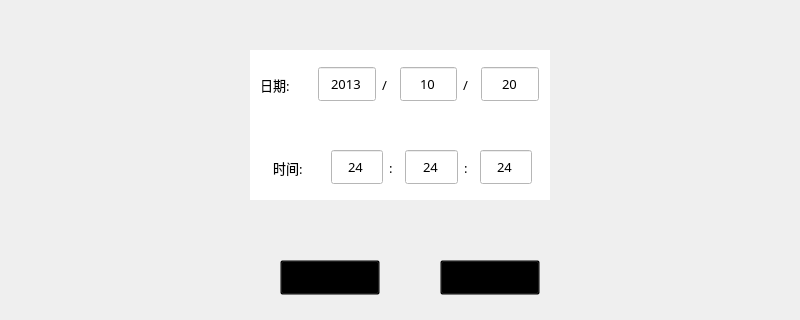
Above: clocksetface.ui from ives560/InverterController before the change. Below: the same form after it.
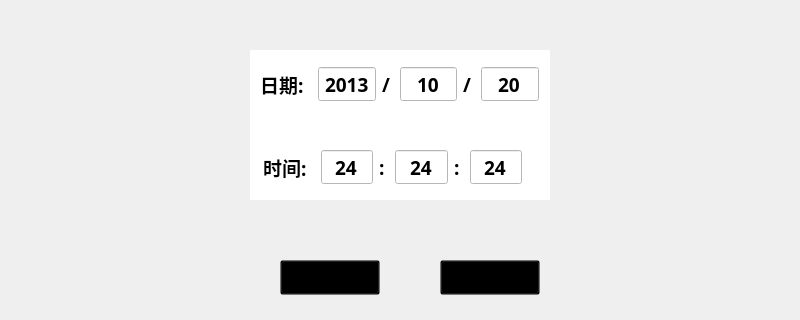
That is the form after the change.

Diff of the .ui file:
```diff
--- a/clocksetface.ui
+++ b/clocksetface.ui
@@ -13,7 +13,9 @@
   <property name="font">
    <font>
     <family>AR PL UKai CN</family>
-    <pointsize>16</pointsize>
+    <pointsize>14</pointsize>
+    <weight>75</weight>
+    <bold>true</bold>
    </font>
   </property>
   <property name="windowTitle">
@@ -31,7 +33,9 @@
    <property name="font">
     <font>
      <family>AR PL UKai CN</family>
-     <pointsize>10</pointsize>
+     <pointsize>14</pointsize>
+     <weight>75</weight>
+     <bold>true</bold>
     </font>
    </property>
    <property name="styleSheet">
@@ -40,7 +44,7 @@
    <widget class="QLineEdit" name="ldt_s">
     <property name="geometry">
      <rect>
-      <x>230</x>
+      <x>220</x>
       <y>100</y>
       <width>52</width>
       <height>34</height>
@@ -49,7 +53,9 @@
     <property name="font">
      <font>
       <family>AR PL UKai CN</family>
-      <pointsize>10</pointsize>
+      <pointsize>14</pointsize>
+      <weight>75</weight>
+      <bold>true</bold>
      </font>
     </property>
     <property name="text">
@@ -65,7 +71,7 @@
    <widget class="QLineEdit" name="ldt_tm">
     <property name="geometry">
      <rect>
-      <x>155</x>
+      <x>145</x>
       <y>100</y>
       <width>53</width>
       <height>34</height>
@@ -74,7 +80,9 @@
     <property name="font">
      <font>
       <family>AR PL UKai CN</family>
-      <pointsize>10</pointsize>
+      <pointsize>14</pointsize>
+      <weight>75</weight>
+      <bold>true</bold>
      </font>
     </property>
     <property name="text">
@@ -90,7 +98,7 @@
    <widget class="QLineEdit" name="ldt_h">
     <property name="geometry">
      <rect>
-      <x>81</x>
+      <x>71</x>
       <y>100</y>
       <width>52</width>
       <height>34</height>
@@ -99,7 +107,9 @@
     <property name="font">
      <font>
       <family>AR PL UKai CN</family>
-      <pointsize>10</pointsize>
+      <pointsize>14</pointsize>
+      <weight>75</weight>
+      <bold>true</bold>
      </font>
     </property>
     <property name="text">
@@ -115,7 +125,7 @@
    <widget class="QLabel" name="label_3">
     <property name="geometry">
      <rect>
-      <x>214</x>
+      <x>204</x>
       <y>93</y>
       <width>10</width>
       <height>49</height>
@@ -124,7 +134,9 @@
     <property name="font">
      <font>
       <family>AR PL UKai CN</family>
-      <pointsize>10</pointsize>
+      <pointsize>14</pointsize>
+      <weight>75</weight>
+      <bold>true</bold>
      </font>
     </property>
     <property name="text">
@@ -134,7 +146,7 @@
    <widget class="QLabel" name="label_2">
     <property name="geometry">
      <rect>
-      <x>139</x>
+      <x>129</x>
       <y>93</y>
       <width>10</width>
       <height>49</height>
@@ -143,7 +155,9 @@
     <property name="font">
      <font>
       <family>AR PL UKai CN</family>
-      <pointsize>10</pointsize>
+      <pointsize>14</pointsize>
+      <weight>75</weight>
+      <bold>true</bold>
      </font>
     </property>
     <property name="text">
@@ -153,7 +167,7 @@
    <widget class="QLabel" name="label">
     <property name="geometry">
      <rect>
-      <x>23</x>
+      <x>13</x>
       <y>93</y>
       <width>52</width>
       <height>49</height>
@@ -162,7 +176,9 @@
     <property name="font">
      <font>
       <family>AR PL UKai CN</family>
-      <pointsize>10</pointsize>
+      <pointsize>14</pointsize>
+      <weight>75</weight>
+      <bold>true</bold>
      </font>
     </property>
     <property name="styleSheet">
@@ -184,7 +200,9 @@
     <property name="font">
      <font>
       <family>AR PL UKai CN</family>
-      <pointsize>10</pointsize>
+      <pointsize>14</pointsize>
+      <weight>75</weight>
+      <bold>true</bold>
      </font>
     </property>
     <property name="styleSheet">
@@ -206,7 +224,9 @@
     <property name="font">
      <font>
       <family>AR PL UKai CN</family>
-      <pointsize>10</pointsize>
+      <pointsize>14</pointsize>
+      <weight>75</weight>
+      <bold>true</bold>
      </font>
     </property>
     <property name="text">
@@ -231,7 +251,9 @@
     <property name="font">
      <font>
       <family>AR PL UKai CN</family>
-      <pointsize>10</pointsize>
+      <pointsize>14</pointsize>
+      <weight>75</weight>
+      <bold>true</bold>
      </font>
     </property>
     <property name="text">
@@ -256,7 +278,9 @@
     <property name="font">
      <font>
       <family>AR PL UKai CN</family>
-      <pointsize>10</pointsize>
+      <pointsize>14</pointsize>
+      <weight>75</weight>
+      <bold>true</bold>
      </font>
     </property>
     <property name="text">
@@ -275,7 +299,9 @@
     <property name="font">
      <font>
       <family>AR PL UKai CN</family>
-      <pointsize>10</pointsize>
+      <pointsize>14</pointsize>
+      <weight>75</weight>
+      <bold>true</bold>
      </font>
     </property>
     <property name="text">
@@ -300,7 +326,9 @@
     <property name="font">
      <font>
       <family>AR PL UKai CN</family>
-      <pointsize>10</pointsize>
+      <pointsize>14</pointsize>
+      <weight>75</weight>
+      <bold>true</bold>
      </font>
     </property>
     <property name="text">
```
Left out of the diff: 16 changed lines with no effect on the pictures.
